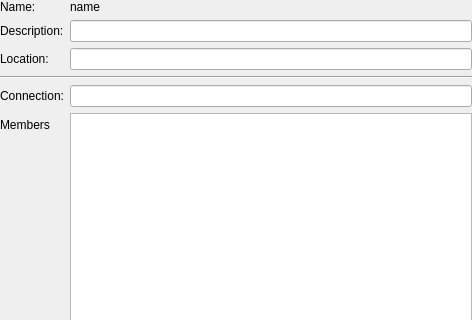
First picture: the form in src/configure-printer/ModifyPrinter.ui, repository KDE/print-manager, before the edit; both pictures show x 0 to 472 and y 0 to 320 of the 472 by 470 pixel window.
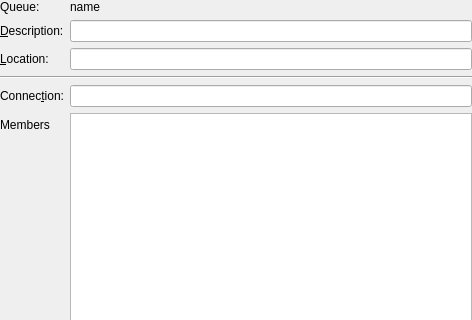
Second picture: the form after the edit. Custom widgets are drawn as their Qt base class.

Commit message: plasmoid/configure: Use printer.info field for display

```diff
--- a/src/configure-printer/ModifyPrinter.ui
+++ b/src/configure-printer/ModifyPrinter.ui
@@ -22,14 +22,14 @@
      <item row="0" column="0">
       <widget class="QLabel" name="label_3">
        <property name="text">
-        <string>Name:</string>
+        <string>Queue:</string>
        </property>
       </widget>
      </item>
      <item row="1" column="0">
       <widget class="QLabel" name="label">
        <property name="text">
-        <string>Description:</string>
+        <string>&amp;Description:</string>
        </property>
        <property name="buddy">
         <cstring>descriptionLE</cstring>
@@ -49,7 +49,7 @@
      <item row="2" column="0">
       <widget class="QLabel" name="label_2">
        <property name="text">
-        <string>Location:</string>
+        <string>&amp;Location:</string>
        </property>
        <property name="buddy">
         <cstring>locationLE</cstring>
@@ -76,7 +76,7 @@
      <item row="4" column="0">
       <widget class="QLabel" name="connectionL">
        <property name="text">
-        <string>Connection:</string>
+        <string>Connec&amp;tion:</string>
        </property>
        <property name="buddy">
         <cstring>connectionLE</cstring>
```
Left out of the diff: 2 changed lines with no effect on the pictures. The commit also changes 5 other files.
